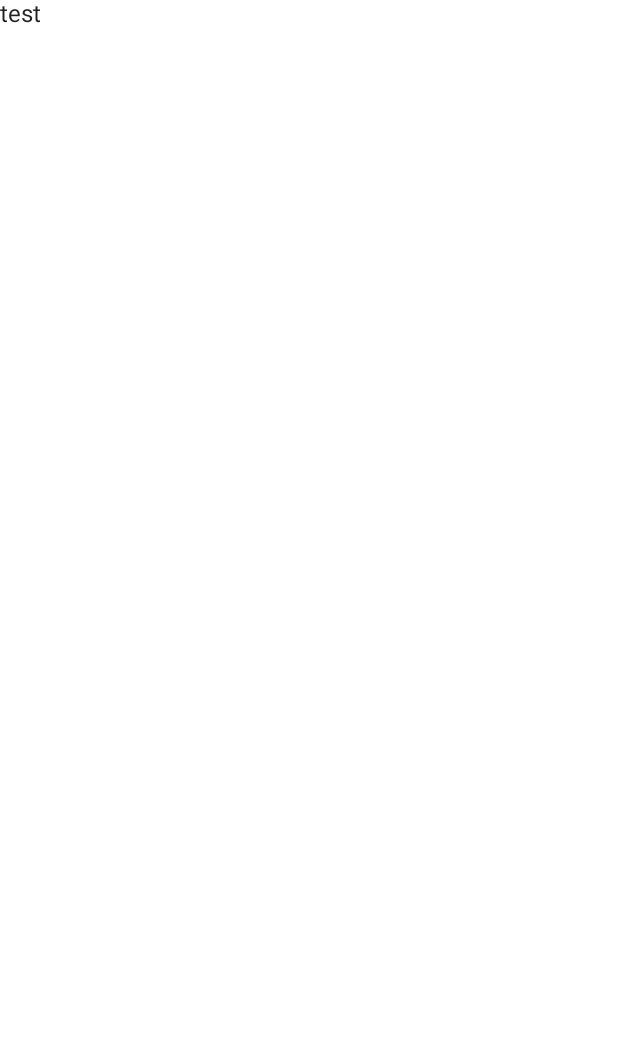
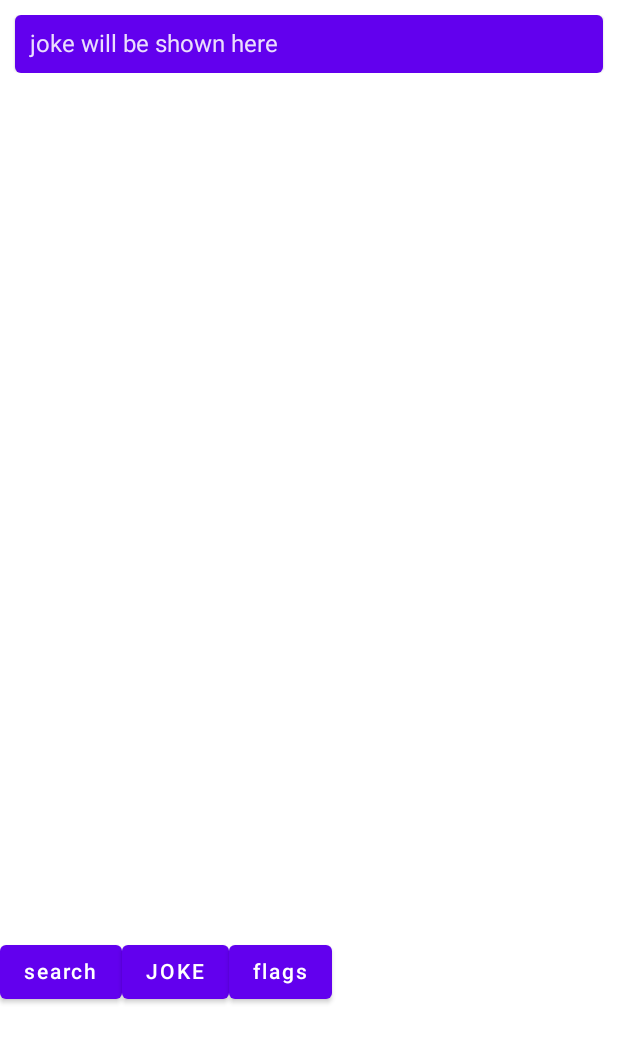
Before and after one commit to ArturHaavisto/joke-app, an Android app built with Jetpack Compose: the screen it shows after launch (MainActivity), on a phone screen of 412 x 824 dp. Before the commit the part shown is almost empty. Shown: the top 1043 px of the screen. Run offline under Robolectric (Android 15) with nearby library versions, the phone set to English and light mode, and no system bars.

Commit message:
feat: add main page components
Added text field, search button, get joke button and flags button.

```diff
--- a/App/app/src/main/java/fi/tuni/tamk/tiko/haavisto/jokeapp/MainScreen.kt
+++ b/App/app/src/main/java/fi/tuni/tamk/tiko/haavisto/jokeapp/MainScreen.kt
@@ -1,11 +1,12 @@
 package fi.tuni.tamk.tiko.haavisto.jokeapp
 
-import androidx.compose.foundation.layout.fillMaxSize
-import androidx.compose.material.MaterialTheme
-import androidx.compose.material.Surface
-import androidx.compose.material.Text
+import androidx.compose.foundation.layout.*
+import androidx.compose.foundation.rememberScrollState
+import androidx.compose.foundation.verticalScroll
+import androidx.compose.material.*
 import androidx.compose.runtime.Composable
 import androidx.compose.ui.Modifier
+import androidx.compose.ui.unit.dp
 import fi.tuni.tamk.tiko.haavisto.jokeapp.ui.theme.JokeAppTheme
 
 @Composable
@@ -16,7 +17,47 @@ fun MainScreen() {
             modifier = Modifier.fillMaxSize(),
             color = MaterialTheme.colors.background
         ) {
-            Text("test")
+            Column(
+                verticalArrangement = Arrangement.SpaceBetween
+            ) {
+                Column(
+                    modifier = Modifier.weight(3f, false)
+                ) {
+                    Card(
+                        modifier = Modifier
+                            .padding(10.dp)
+                            .fillMaxWidth()
+                            .verticalScroll(rememberScrollState()),
+                        backgroundColor = MaterialTheme.colors.primary
+                    ) {
+                        Text("joke will be shown here",
+                        modifier = Modifier.padding(10.dp))
+                    }
+                }
+
+                Row(
+                    modifier = Modifier
+                        .fillMaxWidth()
+                        .height(200.dp)
+                        .weight(1f, false)
+                ) {
+                    Column() {
+                        Button(onClick = { /*TODO*/ }) {
+                            Text("search")
+                        }
+                    }
+                    Column() {
+                        Button(onClick = { /*TODO*/ }) {
+                            Text("JOKE")
+                        }
+                    }
+                    Column() {
+                        Button(onClick = { /*TODO*/ }) {
+                            Text("flags")
+                        }
+                    }
+                }
+            }
         }
     }
 }
```
